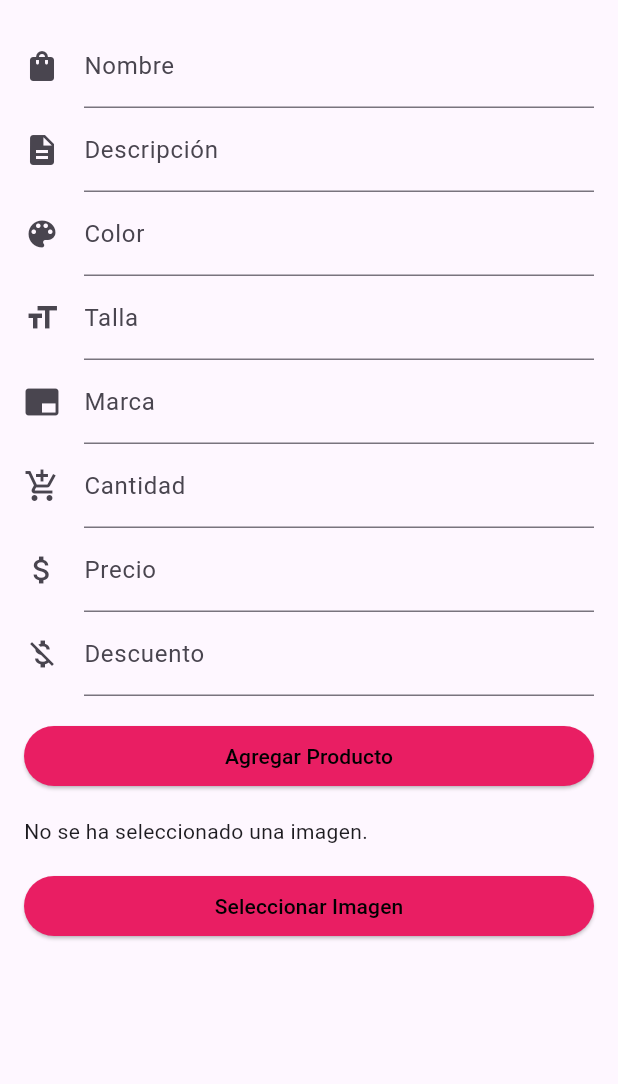
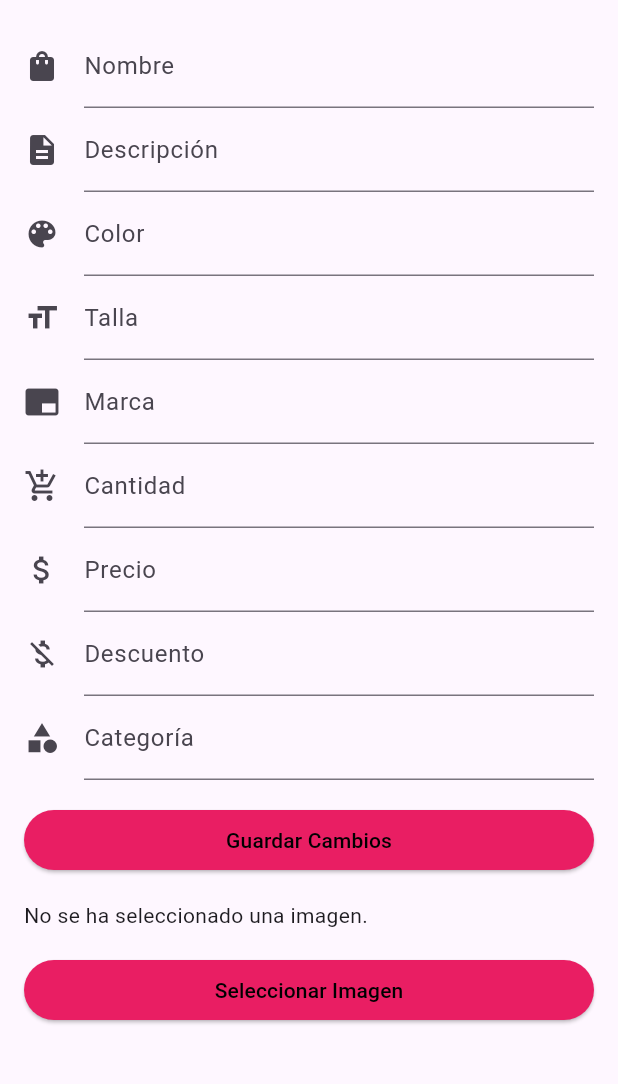
Before and after one commit to HugoSanchezV/Store, a Flutter app: the ProductListAM screen opened directly, after a tap on an icon or button, on a phone screen of 412 x 824 dp, the part 84-1168 px from its top. Run offline on Flutter 3.47's test engine with Material 3 defaults, Android fonts, the phone set to English and light mode, and no system bars; our stand-ins replace card_swiper, carousel_slider, cloud_firestore, fan_carousel_image_slider, firebase_core, firebase_storage and 3 more; missing offline and left inert: dart:ffi, sms_otp_auto_verify; accounts and stored records are empty.

Commit message:
update product

```diff
--- a/lib/screens/formularioModificarProducto.dart
+++ b/lib/screens/formularioModificarProducto.dart
@@ -1,16 +1,26 @@
+import 'dart:ffi';
+import 'package:store/controllers/productController.dart';
 import 'package:store/screens/formularioProducto.dart';
 import 'package:store/screens/product_list_screen.dart';
 import 'package:flutter/material.dart';
-
+import 'dart:io';
+import '../services/select_image.dart';
+import '../services/upload_image.dart';
+import '../tdo/productTDO.dart';
 import 'login_screen.dart';
 import 'orders_list_screen.dart';
 
 class ModificarProducto extends StatefulWidget {
+  final String id;
+  ModificarProducto({required this.id});
+
   @override
-  _ModificarProductoState createState() => _ModificarProductoState();
+  _ModificarProductoState createState() => _ModificarProductoState(id: this.id);
 }
 
 class _ModificarProductoState extends State<ModificarProducto> {
+  final String id;
+  File? imagen_to_upload;
   final _formKey = GlobalKey<FormState>();
   TextEditingController _nombreController = TextEditingController();
   TextEditingController _descripcionController = TextEditingController();
@@ -20,9 +30,78 @@ class _ModificarProductoState extends State<ModificarProducto> {
   TextEditingController _cantidadController = TextEditingController();
   TextEditingController _precioController = TextEditingController();
   TextEditingController _descuentoController = TextEditingController();
+  TextEditingController _categoriaController = TextEditingController();
   String _imageUrl = '';
 
-  void _ModificarProducto() {
+  _ModificarProductoState({required this.id});
+
+  @override
+  void initState() {
+    super.initState();
+    ProductController productController = ProductController();
+    productController.getById(id).then((product) {
+      // Update UI with product data
+      _nombreController.text = product[0]['nombre'];
+      _descripcionController.text = product[0]['descripcion'];
+      _colorController.text = product[0]['color'];
+      _tallaController.text = product[0]['talla'];
+      _marcaController.text = product[0]['marca'];
+      _cantidadController.text = product[0]['cantidad'].toString();
+      _precioController.text = product[0]['precio'].toString();
+      _descuentoController.text = product[0]['descuento'].toString();
+      _categoriaController.text = product[0]['categoria'].toString();
+      _imageUrl = product[0]['img'];
+      // ... update other controllers similarly
+      setState(() {}); // Trigger UI rebuild
+    });
+  }
+
+  List checkData() {
+    List errors = [];
+    if (_nombreController.text.length <= 2) {
+      errors.add('El nombre debe tener al menos 3 letras de longitud');
+    }
+
+    if (_descripcionController.text.length <= 25) {
+      errors.add('La descripcion debe tener al menos 25 letras de longitud');
+    }
+
+    if (_colorController.text.isEmpty) {
+      errors.add('El campo color no puede estar vacío');
+    }
+
+    if (_tallaController.text.isEmpty) {
+      errors.add('El campo talla no puede estar vacío');
+    }
+
+    if (_marcaController.text.isEmpty) {
+      errors.add('El campo marca no puede estar vacío');
+    }
+
+    if (int.parse(_cantidadController.text.toString()) < 0) {
+      errors.add('No puedes escribir numeros negativos como cantidad');
+    }
+    if (double.parse(_precioController.text.toString()) < 0) {
+      errors.add('No puedes escribir numeros negativos como precio');
+    }
+
+    if (int.parse(_descuentoController.text.toString()) < 0) {
+      errors.add('No puedes escribir numeros negativos como descuento');
+    }
+
+    if (_categoriaController.text.isEmpty) {
+      errors.add('El campo categoria no puede estar vacío');
+    }
+
+
+    if (_imageUrl.isEmpty) {
+      errors.add('No puedes publicar un producto sin imagen');
+    }
+
+    return errors;
+  }
+
+  void _ModificarProducto() async {
     if (_formKey.currentState!.validate()) {
       // Puedes manejar los datos del producto aquí
       String nombre = _nombreController.text;
@@ -32,19 +111,50 @@ class _ModificarProductoState extends State<ModificarProducto> {
       String marca = _marcaController.text;
       int cantidad = int.parse(_cantidadController.text);
       double precio = double.parse(_precioController.text);
-      double descuento = double.parse(_descuentoController.text);
+      int descuento = int.parse(_descuentoController.text);
+      String categoria = _categoriaController.text;
+
+      // se carga la imagen en firebase storage y se obtiene el link
+      //if(!(imagen_to_upload == null))
+      //{
+     //   Upload up = Upload();
+     //   final uploaded = await up.uploadImage(imagen_to_upload!);
+
+      //  _imageUrl = up.getUrl();
+     // }
+
+      List erros = checkData();
+      if(erros.isNotEmpty) {
+        for (var error in erros) {
+          ScaffoldMessenger.of(context).showSnackBar(
+            SnackBar(content: Text('$error')),
+          );
+        }
+          return;
+      }
+      ProductController productController = ProductController();
+      productController.update(this.id, ProductTDO(nombre: nombre,
+          descripcion: descripcion,
+          color: color,
+          talla: talla,
+          marca: marca,
+          img: _imageUrl,
+          cantidad: cantidad,
+          precio: precio,
+          descuento: descuento,
+          categoria: categoria));
       // También puedes manejar la imagen (_imageUrl) como necesites
       // Por ejemplo, subirla a un servidor o guardar la URL en la base de datos
 
       // Luego de manejar los datos, puedes reiniciar el formulario
-      _formKey.currentState!.reset();
+      //_formKey.currentState!.reset();
       setState(() {
-        _imageUrl = ''; // Reinicia la imagen después de agregar el producto
+        _imageUrl = _imageUrl; // Reinicia la imagen después de agregar el producto
       });
 
       // Muestra un mensaje de éxito
       ScaffoldMessenger.of(context).showSnackBar(
-        SnackBar(content: Text('Producto agregado: $nombre')),
+        const SnackBar(content: Text('Se han guardado los cambios')),
       );
     }
   }
@@ -70,8 +180,8 @@ class _ModificarProductoState extends State<ModificarProducto> {
               height: 80.0,
               width: 80.0,
             ),
-            SizedBox(width: 8.0),
-            Text('Modificar Producto'),
+            const SizedBox(width: 8.0),
+            const Text('Modificar Producto'),
           ],
         ),
       ),
@@ -83,7 +193,7 @@ class _ModificarProductoState extends State<ModificarProducto> {
             children: <Widget>[
               TextFormField(
                 controller: _nombreController,
-                decoration: InputDecoration(
+                decoration: const InputDecoration(
                   labelText: 'Nombre',
                   icon: Icon(Icons.shopping_bag),
                 ),
@@ -96,7 +206,7 @@ class _ModificarProductoState extends State<ModificarProducto> {
               ),
               TextFormField(
                 controller: _descripcionController,
-                decoration: InputDecoration(
+                decoration: const InputDecoration(
                   labelText: 'Descripción',
                   icon: Icon(Icons.description),
                 ),
@@ -109,7 +219,7 @@ class _ModificarProductoState extends State<ModificarProducto> {
               ),
               TextFormField(
                 controller: _colorController,
-                decoration: InputDecoration(
+                decoration: const InputDecoration(
                   labelText: 'Color',
                   icon: Icon(Icons.color_lens),
                 ),
@@ -122,7 +232,7 @@ class _ModificarProductoState extends State<ModificarProducto> {
               ),
               TextFormField(
                 controller: _tallaController,
-                decoration: InputDecoration(
+                decoration: const InputDecoration(
                   labelText: 'Talla',
                   icon: Icon(Icons.format_size),
                 ),
@@ -135,7 +245,7 @@ class _ModificarProductoState extends State<ModificarProducto> {
               ),
               TextFormField(
                 controller: _marcaController,
-                decoration: InputDecoration(
+                decoration: const InputDecoration(
                   labelText: 'Marca',
                   icon: Icon(Icons.branding_watermark),
                 ),
@@ -148,7 +258,7 @@ class _ModificarProductoState extends State<ModificarProducto> {
               ),
               TextFormField(
                 controller: _cantidadController,
-                decoration: InputDecoration(
+                decoration: const InputDecoration(
                   labelText: 'Cantidad',
                   icon: Icon(Icons.add_shopping_cart),
                 ),
@@ -162,7 +272,7 @@ class _ModificarProductoState extends State<ModificarProducto> {
               ),
               TextFormField(
                 controller: _precioController,
-                decoration: InputDecoration(
+                decoration: const InputDecoration(
                   labelText: 'Precio',
                   icon: Icon(Icons.attach_money),
                 ),
@@ -176,7 +286,7 @@ class _ModificarProductoState extends State<ModificarProducto> {
               ),
               TextFormField(
                 controller: _descuentoController,
-                decoration: InputDecoration(
+                decoration: const InputDecoration(
                   labelText: 'Descuento',
                   icon: Icon(Icons.money_off),
                 ),
@@ -188,38 +298,64 @@ class _ModificarProductoState extends State<ModificarProducto> {
                   return null;
                 },
               ),
-              SizedBox(height: 16.0),
+              TextFormField(
+                controller: _categoriaController,
+                decoration: const InputDecoration(
+                  labelText: 'Categoría',
+                  icon: Icon(Icons.category),
+                ),
+                validator: (value) {
+                  if (value == null || value.isEmpty) {
+                    return 'Por favor ingresa la categoría';
+                  }
+                  return null;
+                },
+              ),
+              const SizedBox(height: 16.0),
               ElevatedButton(
                 onPressed: _ModificarProducto,
                 style: ElevatedButton.styleFrom(
                   backgroundColor: Colors.pink, // Cambia el color del botón a rosado
                 ),
-                child: Text('Agregar Producto',
+                child: const Text('Guardar Cambios',
                 style: TextStyle(
                   color: Colors.black
                 ),),
               ),
-              SizedBox(height: 16.0),
+              const SizedBox(height: 16.0),
               _imageUrl.isEmpty
-                  ? Text('No se ha seleccionado una imagen.')
+                  ? const Text('No se ha seleccionado una imagen.')
                   : Image.network(
                 _imageUrl,
                 height: 200,
               ),
               SizedBox(height: 16.0),
               ElevatedButton(
-                onPressed: () {
+                onPressed: () async {
                   // Aquí puedes implementar la lógica para seleccionar y cargar la imagen
                   // Puedes usar plugins como image_picker para esto
                   // En este ejemplo, simplemente mostramos un mensaje de ejemplo
-                  ScaffoldMessenger.of(context).showSnackBar(
-                    SnackBar(content: Text('Selecciona una imagen')),
-                  );
+                  final imagen = await getImage();
+                  setState(()  {
+                    imagen_to_upload = File(imagen!.path);
+                  });
+
+                  Upload up = Upload();
+                  await up.uploadImage(imagen_to_upload!);
+
+                  setState(() {
+                    _imageUrl = up.getUrl();
+                  });
+
+
+                  //ScaffoldMessenger.of(context).showSnackBar(
+                    //SnackBar(content: Text('Selecciona una imagen')),
+                  //);
                 },
                 style: ElevatedButton.styleFrom(
                   backgroundColor: Colors.pink, // Cambia el color del botón a rosado
                 ),
-                child: Text('Seleccionar Imagen',
+                child: const Text('Seleccionar Imagen',
                 style: TextStyle(
                   color: Colors.black,
                 ),),
--- a/lib/screens/login_screen.dart
+++ b/lib/screens/login_screen.dart
@@ -52,7 +52,9 @@ class _LoginScreenState extends State<LoginScreen> {
                             ),
                             validator: (value) {
                               if (value == null || value.isEmpty) {
-                                return 'Por favor, ingresa tu domicilio';
+                                return 'Por favor, ingresa tu correo';
+                              }else{
+
                               }
                               return null;
                             },
--- a/lib/screens/product_list_screen.dart
+++ b/lib/screens/product_list_screen.dart
@@ -177,7 +177,7 @@ class ProductListAM extends StatelessWidget {
                                             context,
                                             MaterialPageRoute(
                                                 builder: (context) =>
-                                                    ModificarProducto()));
+                                                    ModificarProducto(id: '')));
                                       },
                                       child: ContainerIconButtonModel(
                                         icon: CupertinoIcons.settings,
--- a/lib/services/upload_image.dart
+++ b/lib/services/upload_image.dart
@@ -5,6 +5,9 @@ import 'package:firebase_storage/firebase_storage.dart';
 
 final FirebaseStorage storage = FirebaseStorage.instance;
 
+
+class Upload {
+  String url = '';
   Future<bool> uploadImage(File image) async{
     print(image.path);
     final String nameFile = image.path.split("/").last;
@@ -16,8 +19,10 @@ Future<bool> uploadImage(File image) async{
     final TaskSnapshot snapshot = await uploadTask.whenComplete(() => true);
     print(snapshot);
 
-  final String url = await snapshot.ref.getDownloadURL();
-  print(url);
+    this.url = await snapshot.ref.getDownloadURL();
 
     return false;
   }
+
+  String getUrl(){ return url;}
+}
--- a/lib/tdo/productTDO.dart
+++ b/lib/tdo/productTDO.dart
@@ -25,7 +25,9 @@ class ProductTDO {
       'img':img,
       'cantidad':cantidad,
       'precio': precio,
-      'descuento':descuento
+      'descuento':descuento,
+      'categoria':categoria,
+
     };
   }
 }
--- a/lib/view/home_page.dart
+++ b/lib/view/home_page.dart
@@ -39,9 +39,7 @@ class _HomePageState extends State<HomePage>{
                 //setState(() {
                 //  imagen_to_upload = File(imagen!.path);
                 //});
-                print('asdf');
 
-                ProductController productController = new ProductController();
 
               }, child: Text("Seleccionar imagen")),
           ElevatedButton(
```
Also changed, not shown: lib/main.dart (+10 -6 lines). Lines whose indentation alone changed are shown as unchanged.
